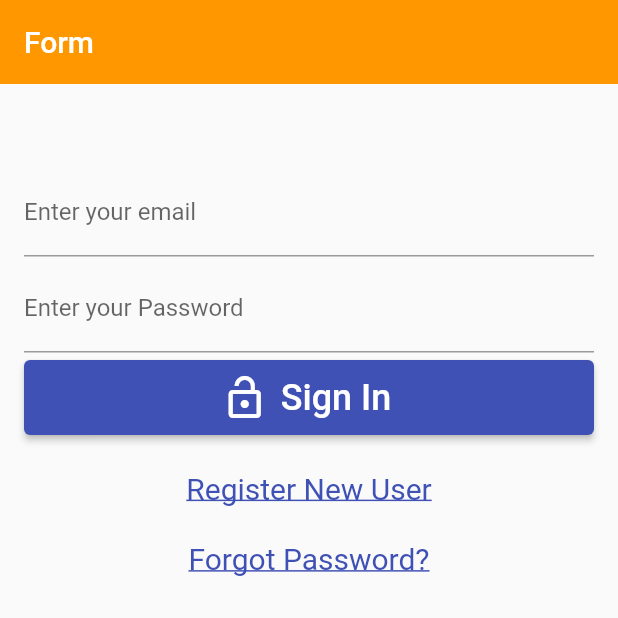
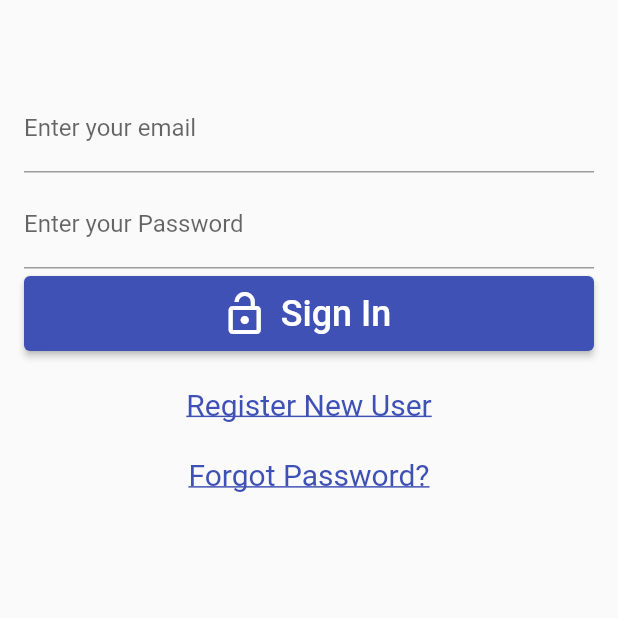
Before and after one commit to shamiitltd/school-erp, a Flutter app: the screen it shows after launch, on a phone screen of 412 x 824 dp, the top half of it. Run offline on Flutter 3.47's test engine with Material 2 defaults, Android fonts, the phone set to English and light mode, and no system bars; our stand-ins replace dio, email_validator, firebase_auth, firebase_core, firebase_database, flutter_compass and 6 more; missing offline and left inert: flutter_polyline_points, motion_sensors; accounts and stored records are empty.

Commit message:
//Colors add purple and blue

```diff
--- a/lib/config/Colors.dart
+++ b/lib/config/Colors.dart
@@ -8,6 +8,11 @@ const Color mapSliderThumbColor = Color(0xFC4336FF);
 const Color mapSliderActiveColor = Color(0xFC4336FF);
 const Color mapSliderInActiveColor = Color(0xFFF7F7FA);
 
+const Color loginColor1 = Color(0xFFCB2B93);
+const Color loginColor2 = Color(0xFF9546C4);
+const Color loginColor3 = Color(0xFF5E61F4);
+
+
 int bnBarColor = 200;
 int deepColor = 800;
 int navlen = 4;
--- a/lib/domain/authentication/widgets/LoginWidget.dart
+++ b/lib/domain/authentication/widgets/LoginWidget.dart
@@ -28,10 +28,6 @@ class _LoginWidgetState extends State<LoginWidget> {
   @override
   Widget build(BuildContext context) {
     return Scaffold(
-      appBar: AppBar(
-        title: const Text('Form'),
-        backgroundColor: Colors.orange,
-      ),
       body: Form(
         key: _formKey,
         child: SingleChildScrollView(
```
